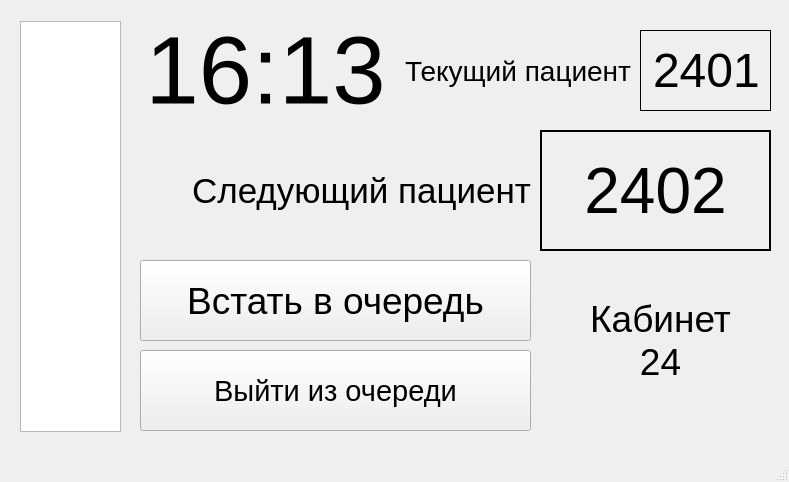
Old version of the form Stationary_tablet_design.ui in the repository Maxim-haruspexxx-Mikhaylov/Punctual_Patient.
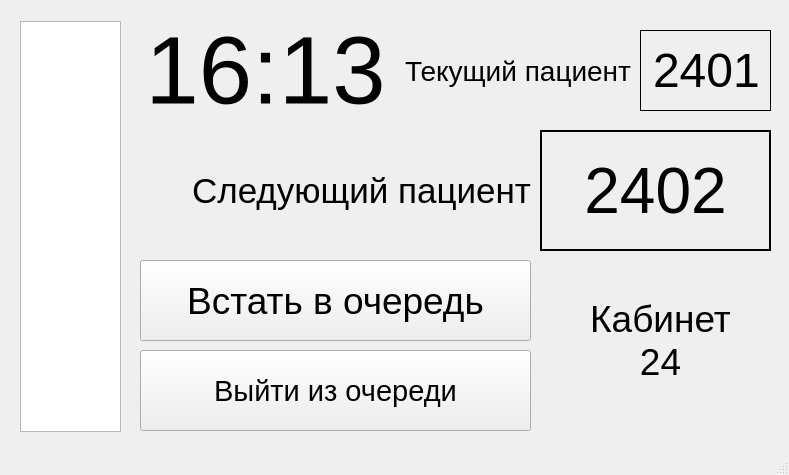
New version of the form.

```diff
--- a/Stationary_tablet_design.ui
+++ b/Stationary_tablet_design.ui
@@ -7,7 +7,7 @@
     <x>0</x>
     <y>0</y>
     <width>789</width>
-    <height>482</height>
+    <height>475</height>
    </rect>
   </property>
   <property name="windowTitle">
```
